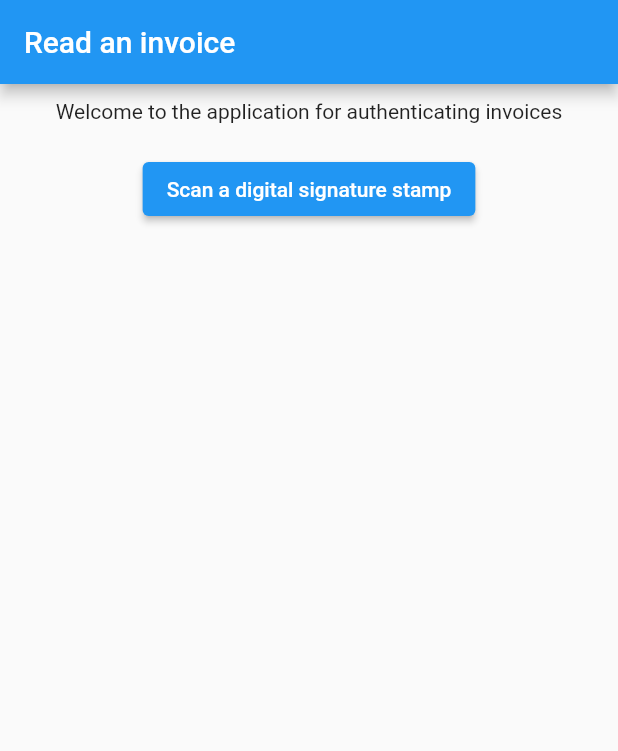
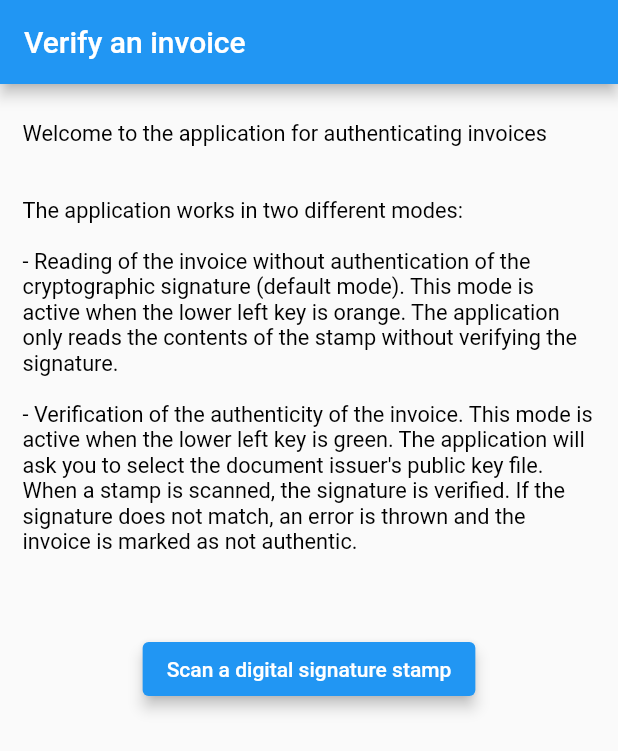
Before and after one commit to maelgangloff/signed-invoice-verif, a Flutter app: the screen it shows after launch, on a phone screen of 412 x 824 dp. Shown: the top 751 px of the screen. Run offline on Flutter 3.47's test engine with Material 2 defaults, Android fonts, the phone set to English and light mode, and no system bars; our stand-ins replace file_picker, jwt_decoder; missing offline and left inert: dart_jsonwebtoken, qr_code_scanner.

```diff
--- a/lib/main.dart
+++ b/lib/main.dart
@@ -9,14 +9,30 @@ class MyApp extends StatelessWidget {
   @override
   Widget build(BuildContext context) {
     return Scaffold(
-      appBar: AppBar(title: const Text('Read an invoice')),
+      appBar: AppBar(title: const Text('Verify an invoice')),
       body: Center(
-        child: Column(
-          children: <Widget>[
+        child: Column(children: <Widget>[
           const SizedBox(height: 10),
-            const Text('Welcome to the application for authenticating invoices'),
+          Container(
+            padding: const EdgeInsets.all(10),
+            margin: const EdgeInsets.all(5),
+            child: RichText(
+                text: const TextSpan(
+                    text:
+                        '''Welcome to the application for authenticating invoices
+
+
+The application works in two different modes:
+
+- Reading of the invoice without authentication of the cryptographic signature (default mode). This mode is active when the lower left key is orange. The application only reads the contents of the stamp without verifying the signature.
+
+- Verification of the authenticity of the invoice. This mode is active when the lower left key is green. The application will ask you to select the document issuer's public key file. When a stamp is scanned, the signature is verified. If the signature does not match, an error is thrown and the invoice is marked as not authentic.
+''',
+                    style: TextStyle(color: Colors.black, fontSize: 14.5))),
+          ),
           const SizedBox(height: 20),
           ElevatedButton(
+            autofocus: true,
             onPressed: () {
               Navigator.of(context).push(MaterialPageRoute(
                 builder: (context) => const QRViewReader(),
@@ -24,8 +40,7 @@ class MyApp extends StatelessWidget {
             },
             child: const Text('Scan a digital signature stamp'),
           )
-          ]
-        ),
+        ]),
       ),
     );
   }
--- a/pubspec.yaml
+++ b/pubspec.yaml
@@ -15,7 +15,7 @@ publish_to: 'none' # Remove this line if you wish to publish to pub.dev
 # In iOS, build-name is used as CFBundleShortVersionString while build-number used as CFBundleVersion.
 # Read more about iOS versioning at
 # https://developer.apple.com/library/archive/documentation/General/Reference/InfoPlistKeyReference/Articles/CoreFoundationKeys.html
-version: 0.0.2
+version: 0.0.3
 
 environment:
   sdk: ">=2.17.6 <3.0.0"
```
Also changed, not shown: lib/QRViewReader.dart (+35 -24 lines). Lines whose indentation alone changed are shown as unchanged.
